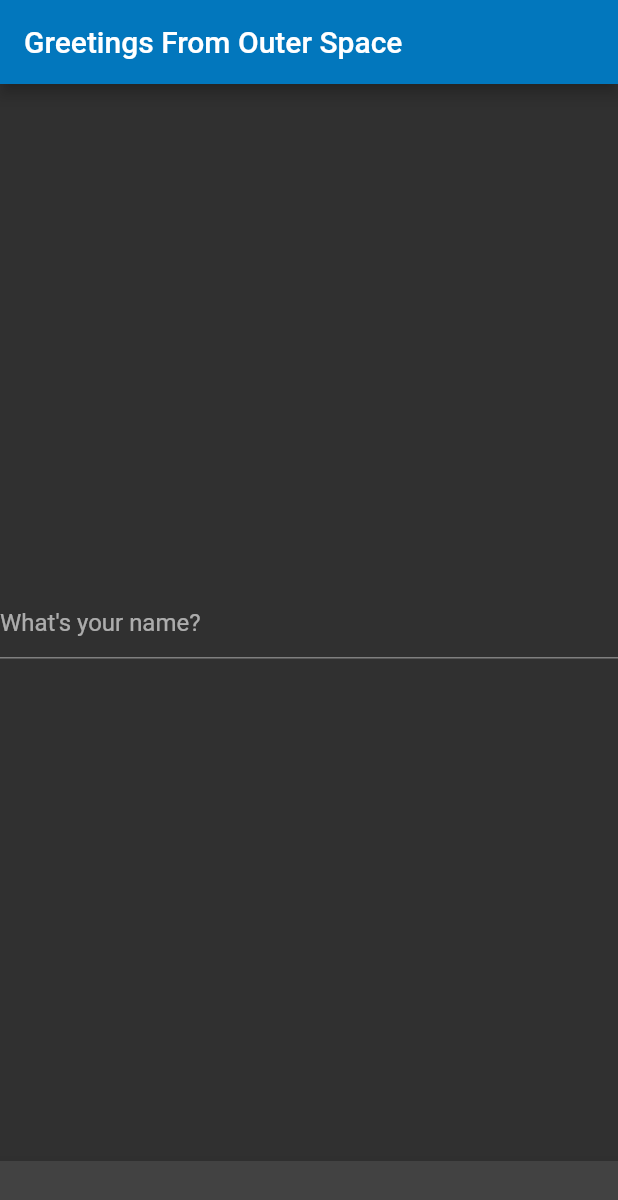
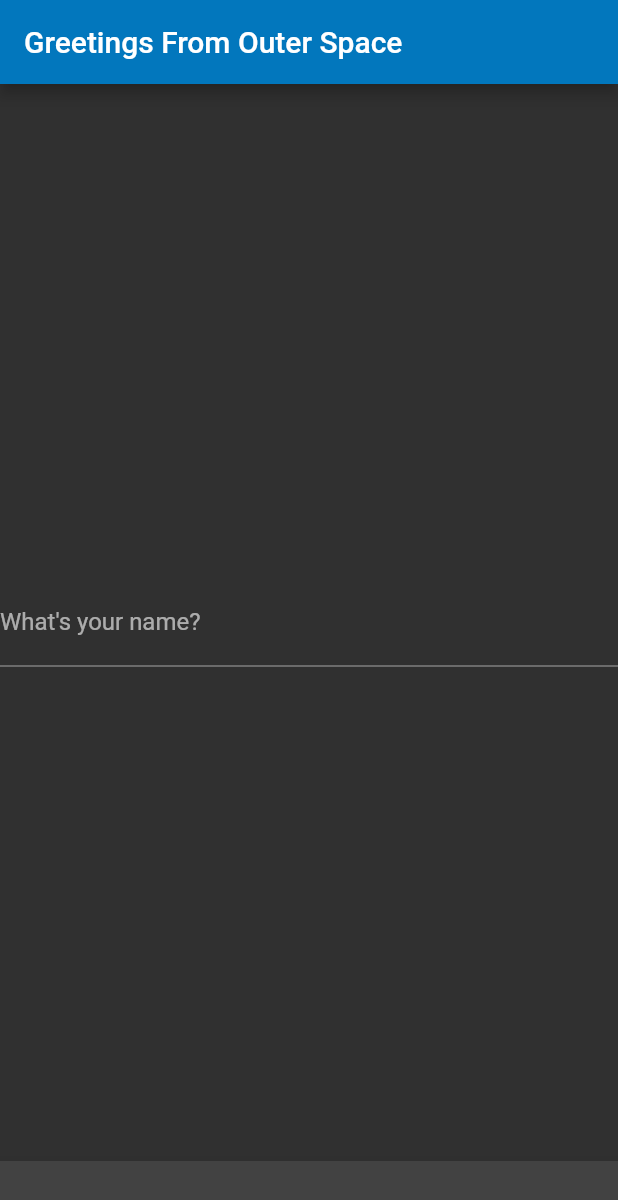
Before and after one commit to aysha-williams-develop/my_simple_flutter_app, a Flutter app: the screen it shows after launch, on a phone screen of 412 x 824 dp. Shown: the top 1200 px of the screen. Run offline on Flutter 3.47's test engine with Material 2 defaults, Android fonts, the phone set to English and light mode, and no system bars.

```diff
--- a/lib/main.dart
+++ b/lib/main.dart
@@ -18,7 +18,8 @@ class MyApp extends StatelessWidget {
         body: Center(
           child: TextFormField(
             decoration: const InputDecoration(
-              hintText: 'What\'s your name?',
+              labelText: 'What\'s your name?',
+              hintText: 'Your Name'
             )
           )
         ),
```
